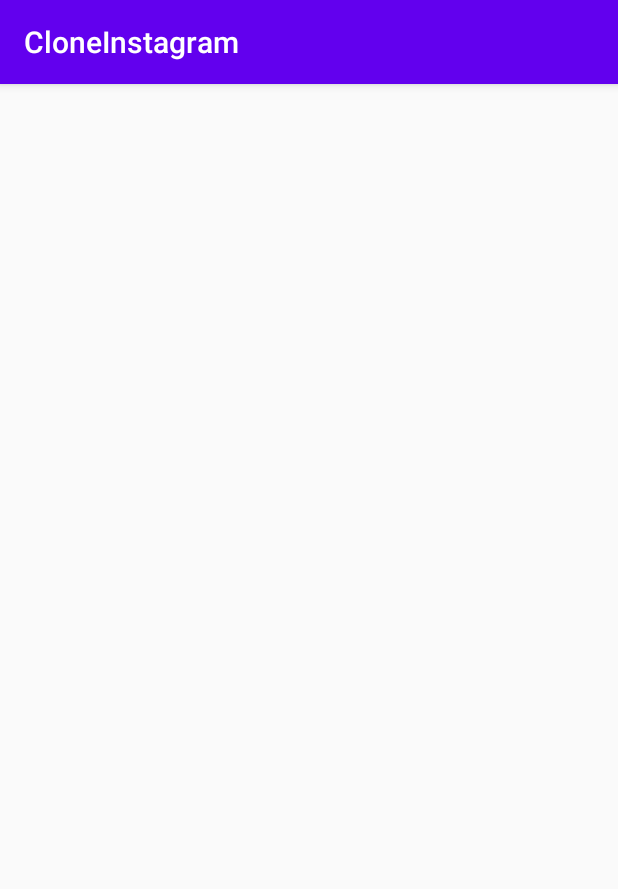
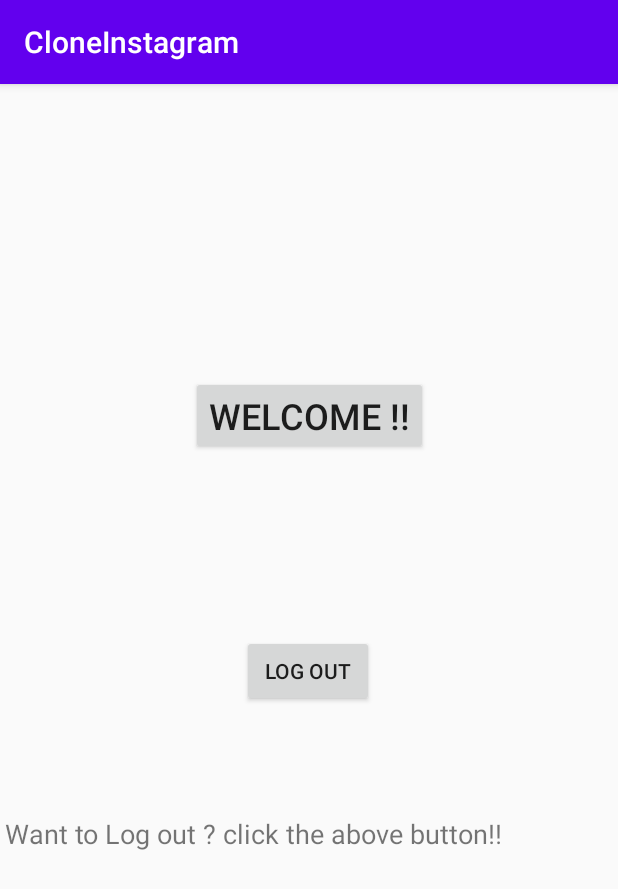
Before and after one commit to BulbulRathore/CloneInstagram, an Android app: the WelcomeActivity screen opened directly, with no data from a screen before it, on a phone screen of 412 x 824 dp. Shown: the top 889 px of the screen. Run offline under Robolectric (Android 15) with nearby library versions, the phone set to English and light mode, and no system bars; libraries missing offline, so code that uses them is left out: com.parse, com.shashank.sony; 1 statement that could not run was skipped.

Commit message:
Sign up and login Parse server with new Activity

```diff
--- a/app/src/main/java/com/example/cloneinstagram/SignUpLoginActivity.java
+++ b/app/src/main/java/com/example/cloneinstagram/SignUpLoginActivity.java
@@ -1,5 +1,6 @@
 package com.example.cloneinstagram;
 
+import android.content.Intent;
 import android.os.Bundle;
 import android.view.View;
 import android.widget.Button;
@@ -44,6 +45,8 @@ public class SignUpLoginActivity extends AppCompatActivity {
                    public void done(ParseException e) {
                        if(e == null){
                            FancyToast.makeText(SignUpLoginActivity.this,appUser.get("username")+" is signed up successfully!!", FancyToast.LENGTH_LONG, FancyToast.SUCCESS, true).show();
+                           Intent intent = new Intent(SignUpLoginActivity.this, WelcomeActivity.class);
+                           startActivity(intent);
                        } else{
                            FancyToast.makeText(SignUpLoginActivity.this, e.getMessage(), FancyToast.LENGTH_LONG, FancyToast.ERROR, true).show();
                        }
@@ -60,6 +63,8 @@ public class SignUpLoginActivity extends AppCompatActivity {
                    public void done(ParseUser user, ParseException e) {
                         if(user != null && e == null){
                             FancyToast.makeText(SignUpLoginActivity.this,user.get("username")+" is login successfully!!", FancyToast.LENGTH_LONG, FancyToast.SUCCESS, true).show();
+                            Intent intent = new Intent(SignUpLoginActivity.this, WelcomeActivity.class);
+                            startActivity(intent);
                         } else {
                             FancyToast.makeText(SignUpLoginActivity.this, e.getMessage(), FancyToast.LENGTH_LONG, FancyToast.ERROR, true).show();
                         }
--- a/app/src/main/java/com/example/cloneinstagram/WelcomeActivity.java
+++ b/app/src/main/java/com/example/cloneinstagram/WelcomeActivity.java
@@ -3,12 +3,32 @@ package com.example.cloneinstagram;
 import androidx.appcompat.app.AppCompatActivity;
 
 import android.os.Bundle;
+import android.view.View;
+import android.widget.Button;
+import android.widget.Toast;
+
+import com.parse.ParseUser;
+import com.shashank.sony.fancytoastlib.FancyToast;
 
 public class WelcomeActivity extends AppCompatActivity {
+
+    private Button btnWelcome;
 
     @Override
     protected void onCreate(Bundle savedInstanceState) {
         super.onCreate(savedInstanceState);
         setContentView(R.layout.activity_welcome);
+
+        btnWelcome = findViewById(R.id.btnWelcome);
+        btnWelcome.setText("Welcome " + ParseUser.getCurrentUser().get("username") );
+
+        findViewById(R.id.btnLogout).setOnClickListener(new View.OnClickListener() {
+            @Override
+            public void onClick(View v) {
+                ParseUser.logOut();
+                finish();
+                FancyToast.makeText(WelcomeActivity.this,ParseUser.getCurrentUser().get("username")+" is successfully logout", Toast.LENGTH_LONG,FancyToast.SUCCESS,true).show();
+            }
+        });
     }
 }
--- a/app/src/main/res/layout/activity_welcome.xml
+++ b/app/src/main/res/layout/activity_welcome.xml
@@ -6,4 +6,39 @@
     android:layout_height="match_parent"
     tools:context=".WelcomeActivity">
 
+    <Button
+        android:id="@+id/btnWelcome"
+        android:layout_width="wrap_content"
+        android:layout_height="wrap_content"
+        android:text="Welcome !!"
+        android:textSize="24sp"
+        app:layout_constraintBottom_toBottomOf="parent"
+        app:layout_constraintEnd_toEndOf="parent"
+        app:layout_constraintStart_toStartOf="parent"
+        app:layout_constraintTop_toTopOf="parent"
+        app:layout_constraintVertical_bias="0.272" />
+
+    <Button
+        android:id="@+id/btnLogout"
+        android:layout_width="wrap_content"
+        android:layout_height="wrap_content"
+        android:layout_marginTop="120dp"
+        android:text="Log Out"
+        app:layout_constraintEnd_toEndOf="parent"
+        app:layout_constraintHorizontal_bias="0.498"
+        app:layout_constraintStart_toStartOf="parent"
+        app:layout_constraintTop_toBottomOf="@+id/btnWelcome" />
+
+    <TextView
+        android:id="@+id/textView2"
+        android:layout_width="wrap_content"
+        android:layout_height="wrap_content"
+        android:layout_marginTop="72dp"
+        android:text="Want to Log out ? click the above button!!"
+        android:textSize="18sp"
+        app:layout_constraintEnd_toEndOf="parent"
+        app:layout_constraintHorizontal_bias="0.045"
+        app:layout_constraintStart_toStartOf="parent"
+        app:layout_constraintTop_toBottomOf="@+id/btnLogout" />
+
 </androidx.constraintlayout.widget.ConstraintLayout>
```
